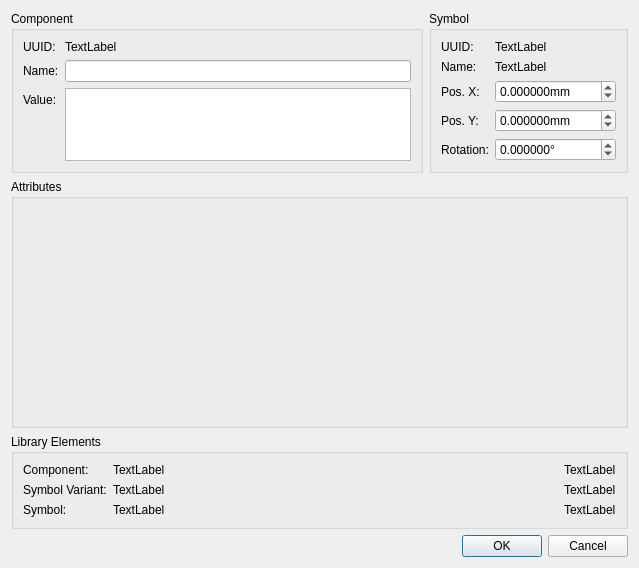
This is libs/librepcb/projecteditor/schematiceditor/symbolinstancepropertiesdialog.ui in LibrePCB/LibrePCB as Qt 5 draws it before an edit. The edited form follows.
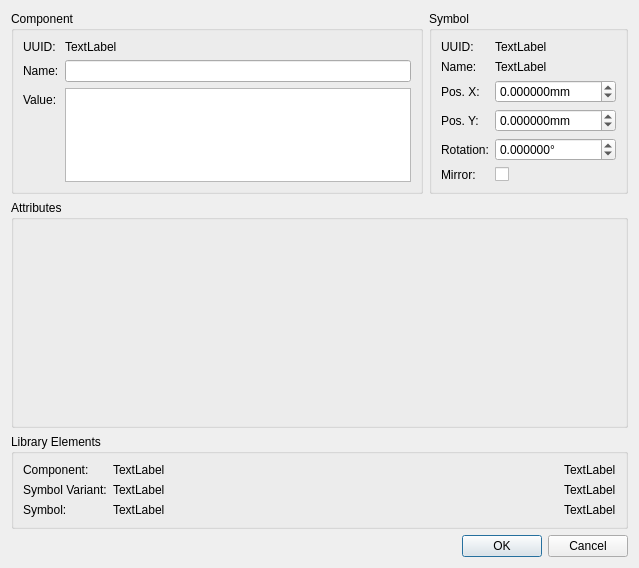
This is the edited form. Custom widgets are drawn as their Qt base class.

```diff
--- a/libs/librepcb/projecteditor/schematiceditor/symbolinstancepropertiesdialog.ui
+++ b/libs/librepcb/projecteditor/schematiceditor/symbolinstancepropertiesdialog.ui
@@ -191,6 +191,20 @@
           </property>
          </widget>
         </item>
+        <item row="5" column="0">
+         <widget class="QLabel" name="label_5">
+          <property name="text">
+           <string>Mirror:</string>
+          </property>
+         </widget>
+        </item>
+        <item row="5" column="1">
+         <widget class="QCheckBox" name="cbxMirror">
+          <property name="text">
+           <string/>
+          </property>
+         </widget>
+        </item>
        </layout>
       </widget>
      </item>
```
